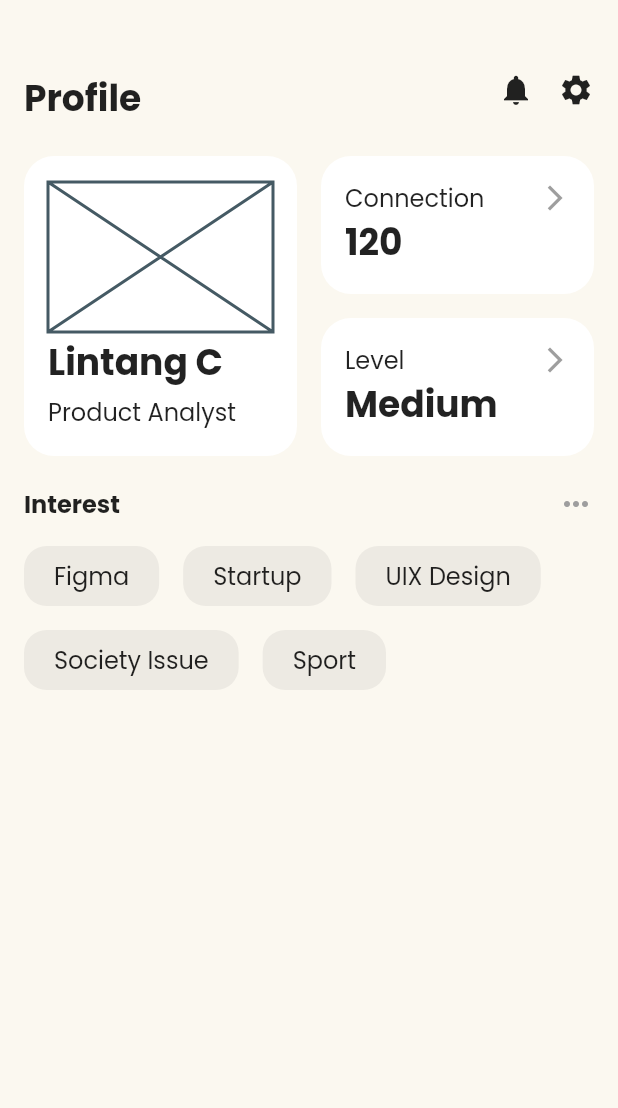
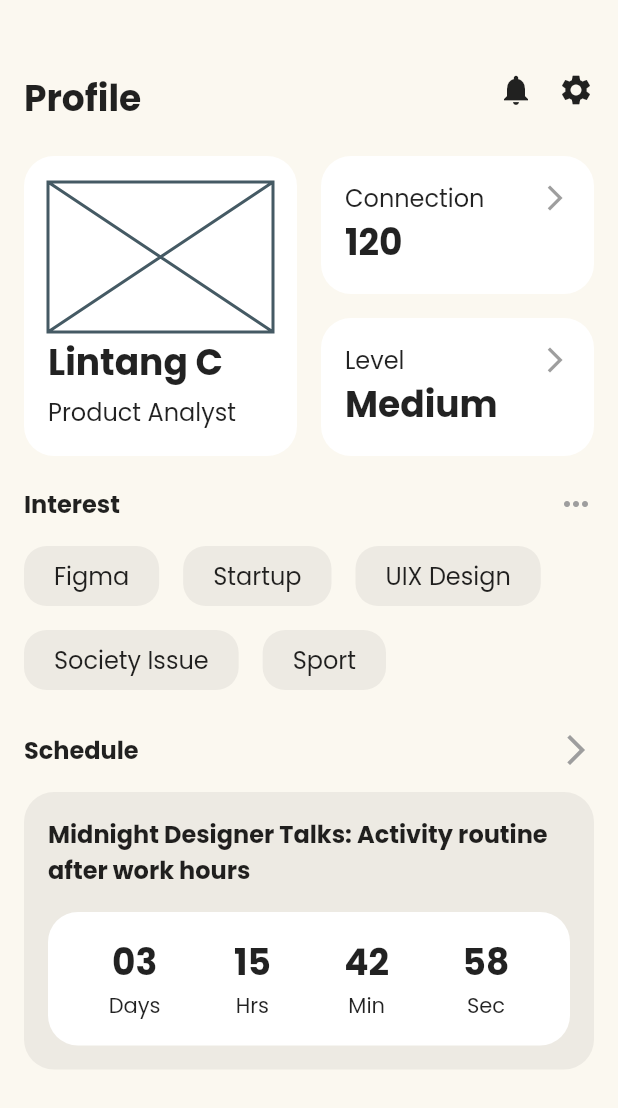
Before and after one commit to tadakun8/social_networking_and_forum_mobile_app_clone, a Flutter app: the screen it shows after launch, on a phone screen of 412 x 824 dp. Shown: the top 1108 px of the screen. Run offline on Flutter 3.47's test engine with Material 2 defaults, Android fonts, the phone set to English and light mode, and no system bars; our stand-ins replace google_fonts.

Commit message:
feat: Add schedule content

```diff
--- /dev/null
+++ b/lib/screens/profile/components/schedule.dart
@@ -0,0 +1,136 @@
+import 'package:flutter/material.dart';
+
+import '../../../constants.dart';
+
+class Schedule extends StatelessWidget {
+  const Schedule({Key? key}) : super(key: key);
+
+  @override
+  Widget build(BuildContext context) {
+    return Column(
+      crossAxisAlignment: CrossAxisAlignment.start,
+      children: [
+        Row(
+          mainAxisAlignment: MainAxisAlignment.spaceBetween,
+          children: [
+            Text(
+              "Schedule",
+              style: Theme.of(context)
+                  .textTheme
+                  .subtitle1!
+                  .copyWith(fontWeight: FontWeight.bold),
+            ),
+            const Icon(
+              Icons.arrow_forward_ios,
+              color: Colors.grey,
+            ),
+          ],
+        ),
+        SizedBox(
+          height: Constants.defaultPadding,
+        ),
+        // CarouselSlider(
+        //   options: CarouselOptions(
+        //     autoPlay: true,
+        //     aspectRatio: 2.0,
+        //     enlargeCenterPage: true,
+        //     enlargeStrategy: CenterPageEnlargeStrategy.height,
+        //   ),
+        //   items: ,
+        // ),
+        const ScheduleContent()
+      ],
+    );
+  }
+}
+
+class ScheduleContent extends StatelessWidget {
+  const ScheduleContent({Key? key}) : super(key: key);
+
+  @override
+  Widget build(BuildContext context) {
+    return Container(
+      padding: EdgeInsets.all(Constants.defaultPadding),
+      decoration: BoxDecoration(
+        color: Constants.secondaryColor,
+        borderRadius: BorderRadius.circular(20),
+      ),
+      child: Column(
+        children: [
+          Text(
+            "Midnight Designer Talks: Activity routine after work hours",
+            style: Theme.of(context)
+                .textTheme
+                .subtitle1!
+                .copyWith(fontWeight: FontWeight.bold),
+          ),
+          SizedBox(
+            height: Constants.defaultPadding,
+          ),
+          Container(
+            decoration: BoxDecoration(
+              color: Colors.white,
+              borderRadius: BorderRadius.circular(20),
+            ),
+            child: Padding(
+              padding: EdgeInsets.all(Constants.defaultPadding),
+              child: Row(
+                mainAxisAlignment: MainAxisAlignment.spaceAround,
+                children: [
+                  Column(
+                    children: [
+                      Text(
+                        "03",
+                        style: Theme.of(context)
+                            .textTheme
+                            .headline5!
+                            .copyWith(fontWeight: FontWeight.bold),
+                      ),
+                      const Text("Days"),
+                    ],
+                  ),
+                  Column(
+                    children: [
+                      Text(
+                        "15",
+                        style: Theme.of(context)
+                            .textTheme
+                            .headline5!
+                            .copyWith(fontWeight: FontWeight.bold),
+                      ),
+                      const Text("Hrs"),
+                    ],
+                  ),
+                  Column(
+                    children: [
+                      Text(
+                        "42",
+                        style: Theme.of(context)
+                            .textTheme
+                            .headline5!
+                            .copyWith(fontWeight: FontWeight.bold),
+                      ),
+                      const Text("Min"),
+                    ],
+                  ),
+                  Column(
+                    children: [
+                      Text(
+                        "58",
+                        style: Theme.of(context)
+                            .textTheme
+                            .headline5!
+                            .copyWith(fontWeight: FontWeight.bold),
+                      ),
+                      const Text("Sec"),
+                    ],
+                  )
+                ],
+              ),
+            ),
+          )
+        ],
+      ),
+    );
+  }
+}
--- a/lib/screens/profile/profile_screen.dart
+++ b/lib/screens/profile/profile_screen.dart
@@ -3,6 +3,7 @@ import 'package:social_networking_and_forum_mobile_app_clone/constants.dart';
 import 'package:social_networking_and_forum_mobile_app_clone/screens/profile/components/interest.dart';
 import 'package:social_networking_and_forum_mobile_app_clone/screens/profile/components/profile_header.dart';
 import 'package:social_networking_and_forum_mobile_app_clone/screens/profile/components/profile_info.dart';
+import 'package:social_networking_and_forum_mobile_app_clone/screens/profile/components/schedule.dart';
 
 class ProfileScreen extends StatelessWidget {
   const ProfileScreen({Key? key}) : super(key: key);
@@ -11,7 +12,8 @@ class ProfileScreen extends StatelessWidget {
   Widget build(BuildContext context) {
     return Scaffold(
       backgroundColor: Constants.primaryColor,
-      body: Container(
+      body: SingleChildScrollView(
+        child: Container(
           padding: EdgeInsets.all(Constants.defaultPadding),
           child: Column(
             children: [
@@ -27,7 +29,12 @@ class ProfileScreen extends StatelessWidget {
                 height: Constants.defaultPadding * 1.25,
               ),
               const Interest(),
+              SizedBox(
+                height: Constants.defaultPadding * 1.25,
+              ),
+              const Schedule()
             ],
+          ),
         ),
       ),
     );
--- a/pubspec.yaml
+++ b/pubspec.yaml
@@ -36,6 +36,8 @@ dependencies:
   cupertino_icons: ^1.0.2
 
   google_fonts: ^2.2.0
+
+  carousel_slider: ^4.0.0
 
 dev_dependencies:
   flutter_test:
```
Also changed, not shown: pubspec.lock. Lines whose indentation alone changed are shown as unchanged.
